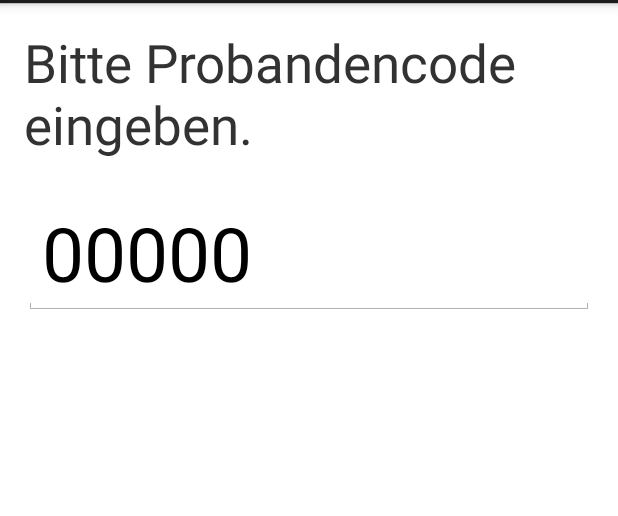
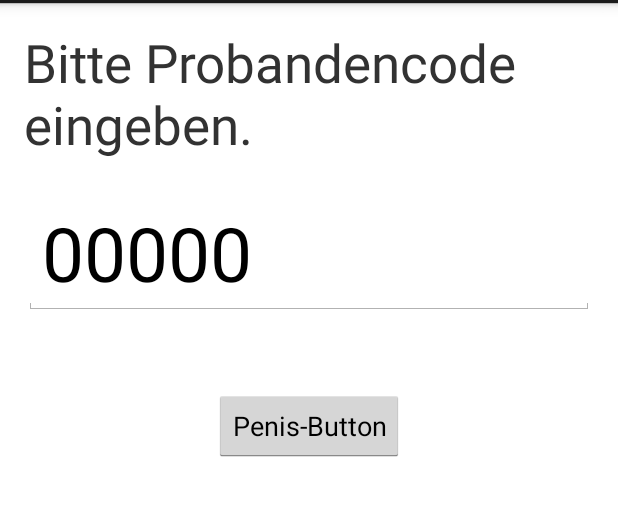
Before and after one commit to Nasto/SWE-App, an Android app: the screen it shows after launch (MainActivity), on a phone screen of 412 x 824 dp, the part 69-585 px from its top. Run offline under Robolectric (Android 15) with nearby library versions, the phone set to English and light mode, and no system bars.

Commit message:
Penis-Button added

```diff
--- a/src/main/res/layout/activity_main.xml
+++ b/src/main/res/layout/activity_main.xml
@@ -28,4 +28,13 @@
             android:layout_alignRight="@+id/textView"
             android:textSize="50dp"/>
 
+    <Button
+            android:layout_width="wrap_content"
+            android:layout_height="wrap_content"
+            android:text="Penis-Button"
+            android:id="@+id/button"
+            android:layout_below="@+id/editText"
+            android:layout_centerHorizontal="true"
+            android:layout_marginTop="50dp"/>
+
 </RelativeLayout>
```
